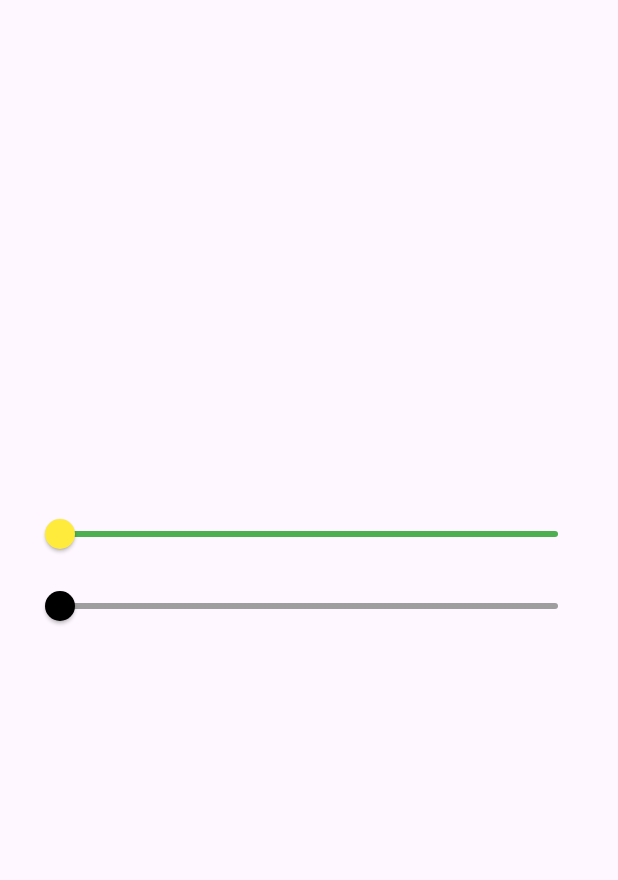
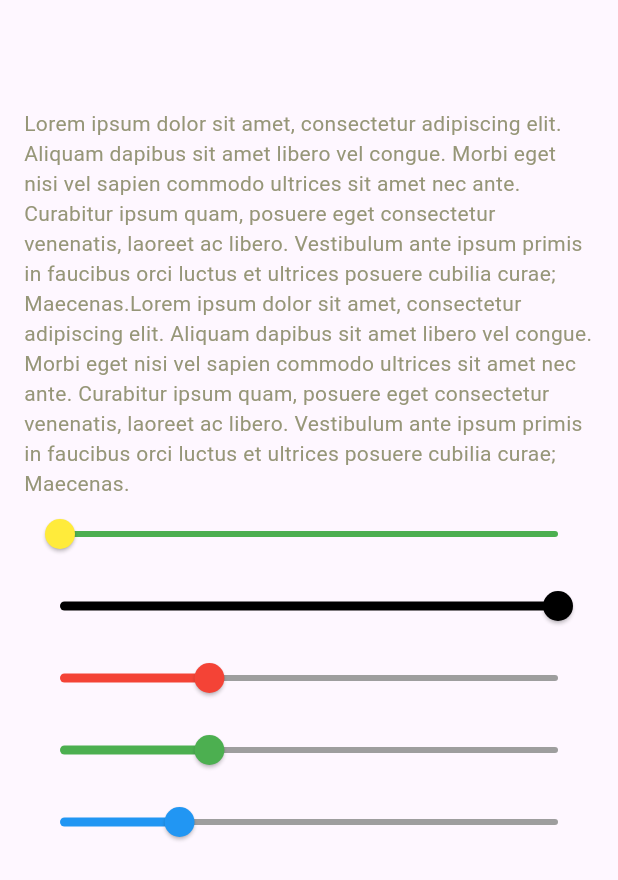
Before and after one commit to fr4nsgallegos/slider_app_g8, a Flutter app: the screen it shows after launch, on a phone screen of 412 x 824 dp. Shown: the top 880 px of the screen. Run offline on Flutter 3.47's test engine with Material 3 defaults, Android fonts, the phone set to English and light mode, and no system bars.

Commit message:
change color text

```diff
--- a/lib/pages/home_page.dart
+++ b/lib/pages/home_page.dart
@@ -7,7 +7,10 @@ class HomePage extends StatefulWidget {
 
 class _HomePageState extends State<HomePage> {
   double sliderValue = 0;
-  double opacityValue = 0;
+  double opacityValue = 1;
+  double redValue = 150;
+  double greenValue = 150;
+  double blueValue = 120;
   String textLorem =
       "Lorem ipsum dolor sit amet, consectetur adipiscing elit. Aliquam dapibus sit amet libero vel congue. Morbi eget nisi vel sapien commodo ultrices sit amet nec ante. Curabitur ipsum quam, posuere eget consectetur venenatis, laoreet ac libero. Vestibulum ante ipsum primis in faucibus orci luctus et ultrices posuere cubilia curae; Maecenas.Lorem ipsum dolor sit amet, consectetur adipiscing elit. Aliquam dapibus sit amet libero vel congue. Morbi eget nisi vel sapien commodo ultrices sit amet nec ante. Curabitur ipsum quam, posuere eget consectetur venenatis, laoreet ac libero. Vestibulum ante ipsum primis in faucibus orci luctus et ultrices posuere cubilia curae; Maecenas.";
   @override
@@ -23,7 +26,12 @@ class _HomePageState extends State<HomePage> {
                 Text(
                   textLorem,
                   style: TextStyle(
-                    color: Color.fromRGBO(125, 152, 168, opacityValue),
+                    color: Color.fromRGBO(
+                      redValue.toInt(),
+                      greenValue.toInt(),
+                      blueValue.toInt(),
+                      opacityValue,
+                    ),
                   ),
                 ),
                 Slider(
@@ -51,6 +59,42 @@ class _HomePageState extends State<HomePage> {
                     setState(() {});
                   },
                 ),
+                Slider(
+                  value: redValue,
+                  min: 0,
+                  max: 500,
+                  activeColor: Colors.red,
+                  inactiveColor: Colors.grey,
+                  thumbColor: Colors.red,
+                  onChanged: (red) {
+                    redValue = red;
+                    setState(() {});
+                  },
+                ),
+                Slider(
+                  value: greenValue,
+                  min: 0,
+                  max: 500,
+                  activeColor: Colors.green,
+                  inactiveColor: Colors.grey,
+                  thumbColor: Colors.green,
+                  onChanged: (green) {
+                    greenValue = green;
+                    setState(() {});
+                  },
+                ),
+                Slider(
+                  value: blueValue,
+                  min: 0,
+                  max: 500,
+                  activeColor: Colors.blue,
+                  inactiveColor: Colors.grey,
+                  thumbColor: Colors.blue,
+                  onChanged: (blue) {
+                    blueValue = blue;
+                    setState(() {});
+                  },
+                ),
               ],
             ),
           ),
```
